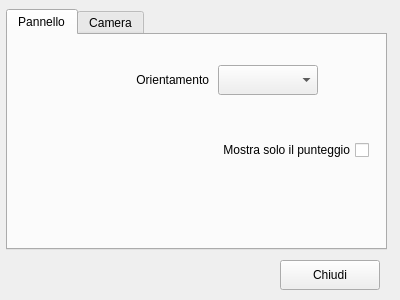
First picture: the form in panelconfigurator.ui, repository McuMirror/scoreController, before the edit.
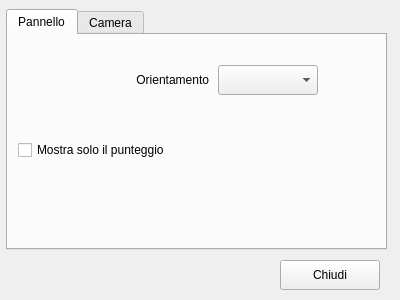
Second picture: the form after the edit.

Diff of the .ui file:
```diff
--- a/panelconfigurator.ui
+++ b/panelconfigurator.ui
@@ -65,7 +65,7 @@
       </rect>
      </property>
      <property name="layoutDirection">
-      <enum>Qt::RightToLeft</enum>
+      <enum>Qt::LeftToRight</enum>
      </property>
      <property name="text">
       <string>Mostra solo il punteggio</string>
```
